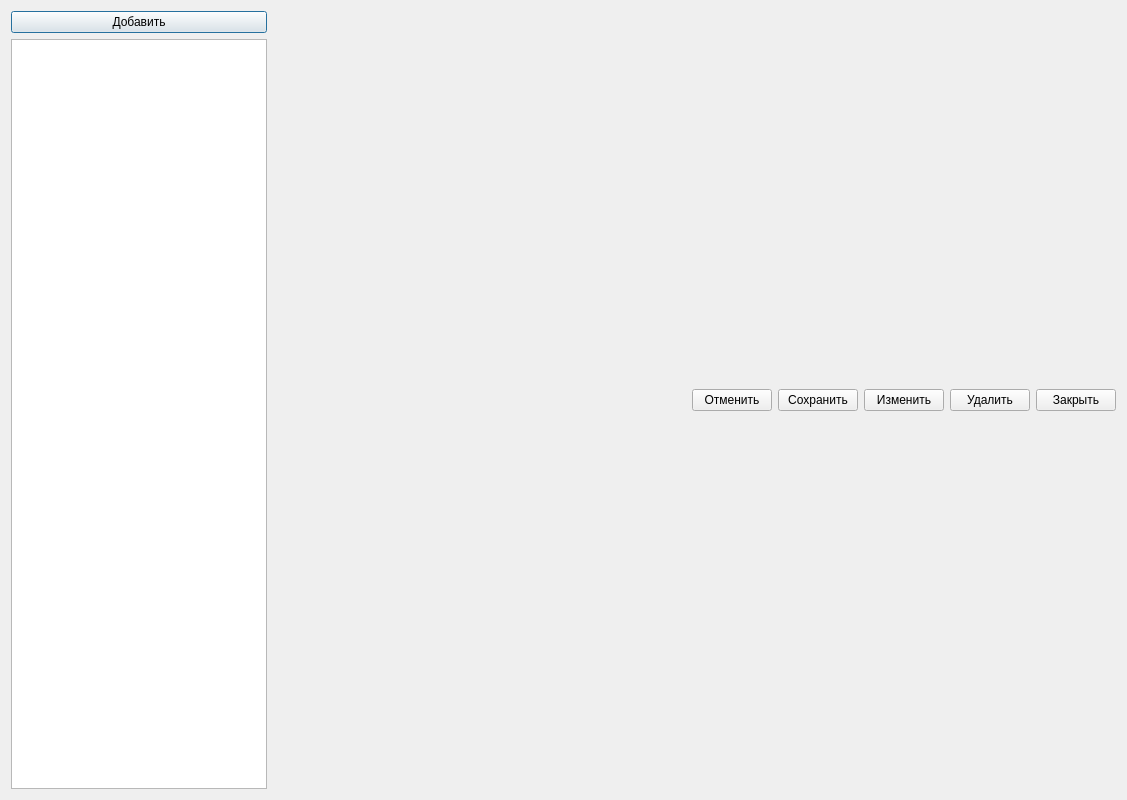
First picture: the form in gui/src/basesettingsdialog.ui, repository sqglobe/SecureDialogues, before the edit.
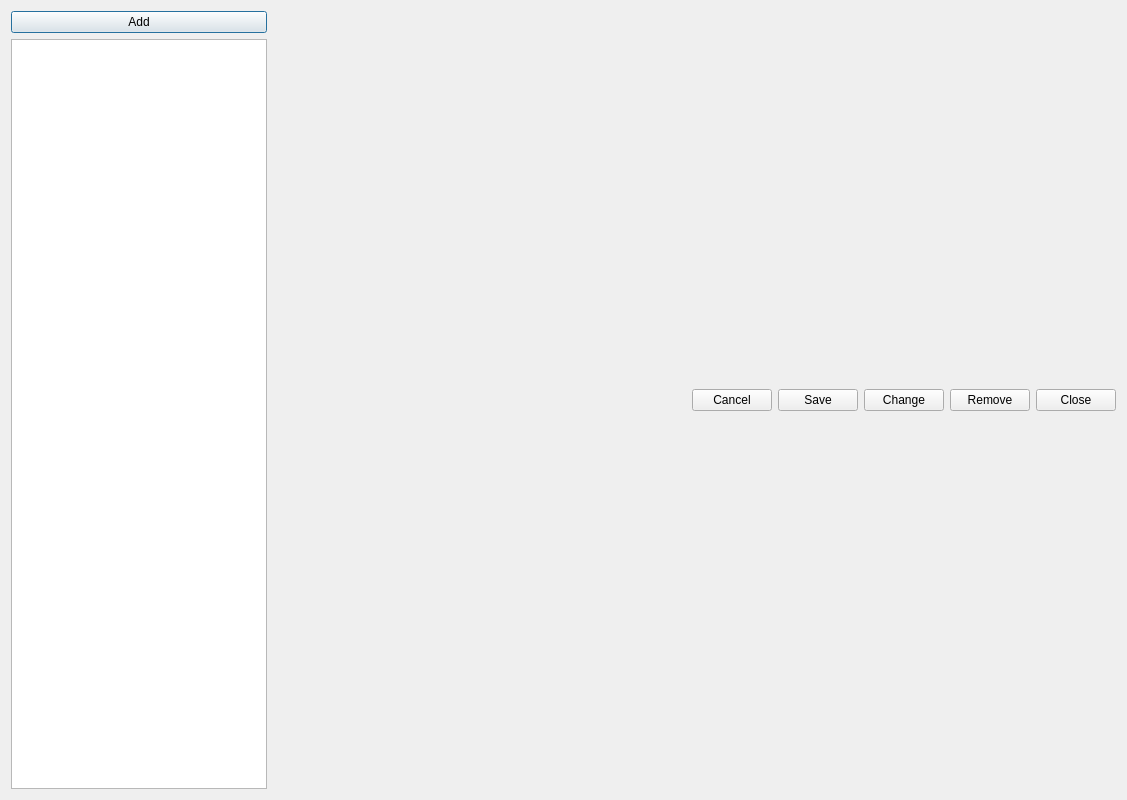
Second picture: the form after the edit. Icons and pictures are not drawn.

Diff of the .ui file:
```diff
--- a/gui/src/basesettingsdialog.ui
+++ b/gui/src/basesettingsdialog.ui
@@ -26,7 +26,7 @@
      <item>
       <widget class="QPushButton" name="elementsAdd">
        <property name="text">
-        <string>Добавить</string>
+        <string>Add</string>
        </property>
       </widget>
      </item>
@@ -80,35 +80,35 @@
        <item>
         <widget class="QPushButton" name="cancelAction">
          <property name="text">
-          <string>Отменить</string>
+          <string>Cancel</string>
          </property>
         </widget>
        </item>
        <item>
         <widget class="QPushButton" name="saveAction">
          <property name="text">
-          <string>Сохранить</string>
+          <string>Save</string>
          </property>
         </widget>
        </item>
        <item>
         <widget class="QPushButton" name="changeAction">
          <property name="text">
-          <string>Изменить</string>
+          <string>Change</string>
          </property>
         </widget>
        </item>
        <item>
         <widget class="QPushButton" name="deleteAction">
          <property name="text">
-          <string>Удалить</string>
+          <string>Remove</string>
          </property>
         </widget>
        </item>
        <item>
         <widget class="QPushButton" name="closeButton">
          <property name="text">
-          <string>Закрыть</string>
+          <string>Close</string>
          </property>
         </widget>
        </item>
```
Left out of the diff: 2 changed lines with no effect on the pictures.
